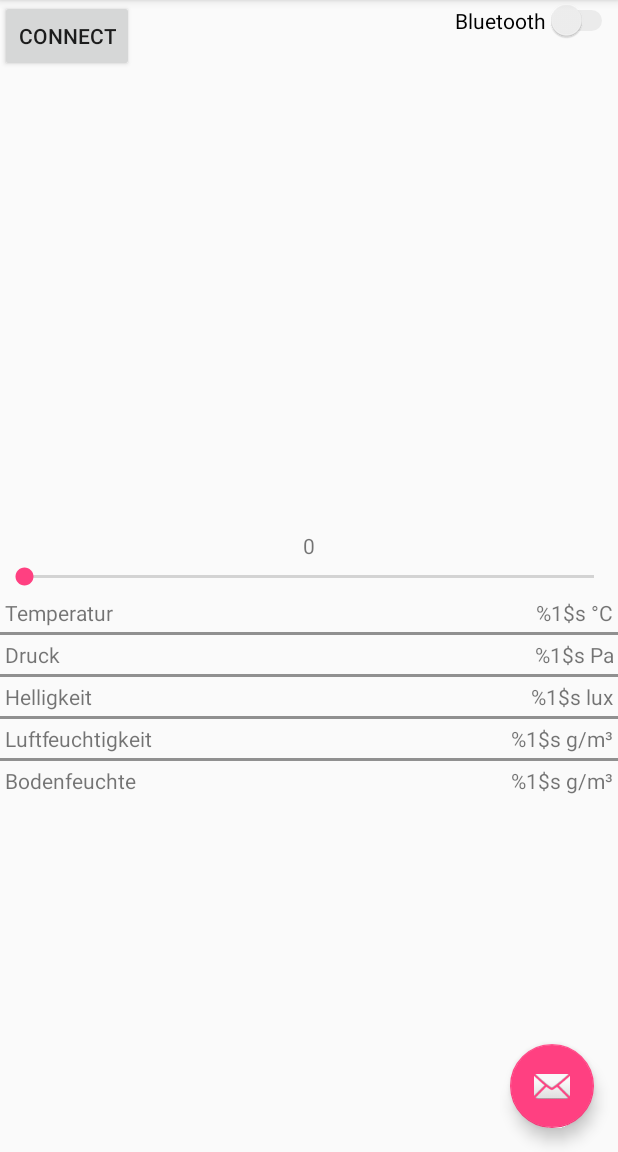
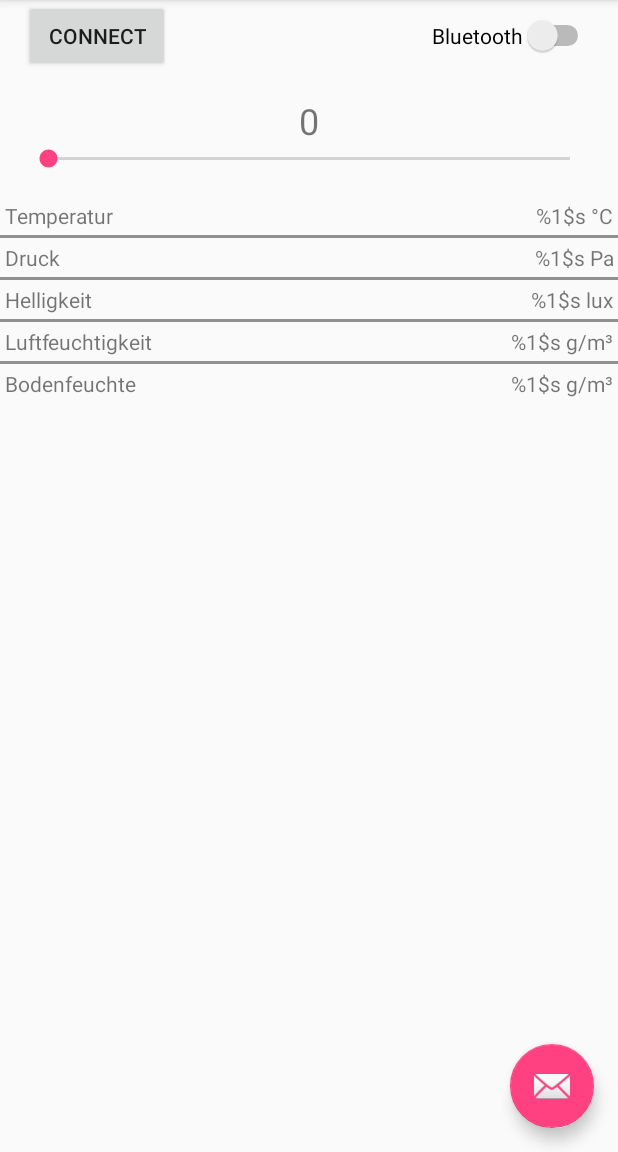
Before and after one commit to FelixTaylor/RemoteGreenHouse, an Android app: the screen it shows after launch (MainActivity), on a phone screen of 412 x 824 dp, the part 84-1236 px from its top. Run offline under Robolectric (Android 15) with nearby library versions, the phone set to English and light mode, and no system bars.

Commit message:
Updated XML files
Updated styles.xml
simplified content_main..xml
simplified and commented MainActivity

```diff
--- a/RemoteGreenHouse/app/src/main/java/project/group/remotegreenhouse/MainActivity.java
+++ b/RemoteGreenHouse/app/src/main/java/project/group/remotegreenhouse/MainActivity.java
@@ -58,16 +58,22 @@ public class MainActivity extends AppCompatActivity {
         filter.addAction(BluetoothDevice.ACTION_ACL_CONNECTED);
         this.registerReceiver(mReceiver, filter);
 
-        // Connect local variable to layout objects
         sb_LEDLightControl      = findViewById(R.id.sb_LEDState);
         tv_ValueLEDState        = findViewById(R.id.tw_LEDState);
+        sw_BluetoothState       = findViewById(R.id.sw_BluetoothONOFF);
+        btn_bt_connect          = findViewById(R.id.btn_Connect);
+
+        // TODO: Remove these textViews and ID's
+        // If we use the updateTable method to show the values
+        // we don't need these variables.
+
         tv_ValueTemperature     = findViewById(R.id.val_temperature);
         tv_ValuePressure        = findViewById(R.id.val_pressure);
         tv_ValueBrightness      = findViewById(R.id.val_brightness);
         tv_ValueAirHumidity     = findViewById(R.id.val_airHumidity);
         tv_ValueTerraHumidity   = findViewById(R.id.val_terraHumidity);
-        sw_BluetoothState       = findViewById(R.id.sw_BluetoothONOFF);
-        btn_bt_connect          = findViewById(R.id.btn_Connect);
+
+        // ----------------------------------------------------------------
 
         // Initialize Values
         sb_LEDLightControl.setMax(100);
@@ -82,8 +88,7 @@ public class MainActivity extends AppCompatActivity {
         // Check bluetooth adapters state for enable switch
         if(bluetoothAdapter.isEnabled()){
             sw_BluetoothState.setChecked(true);
-        }
-        else{
+        } else {
             sw_BluetoothState.setChecked(false);
         }
 
@@ -92,14 +97,13 @@ public class MainActivity extends AppCompatActivity {
         -------Set Listener-------
         --------------------------*/
         sw_BluetoothState.setOnCheckedChangeListener(new CompoundButton.OnCheckedChangeListener() {
-            @Override
-            public void onCheckedChanged(CompoundButton compoundButton, boolean b) {
-                if(b){
+            @Override public void onCheckedChanged(CompoundButton compoundButton, boolean b) {
+                /*if(b){
                     enableBluetooth();
-                }
-                else {
+                } else {
                     disableBluetooth();
-                }
+                }*/
+                toggleBluetooth(b);
             }
         });
         sb_LEDLightControl.setOnSeekBarChangeListener(new SeekBar.OnSeekBarChangeListener() {
@@ -118,18 +122,22 @@ public class MainActivity extends AppCompatActivity {
             }
         });
         btn_bt_connect.setOnClickListener(new View.OnClickListener() {
-            @Override
-            public void onClick(View view) {
+            @Override public void onClick(View view) {
                 Toast.makeText(getApplicationContext(),res.getString(R.string.msg_bt_connecting),Toast.LENGTH_SHORT).show();
                 connectToPairedDevice();
             }
         });
+
+        // I will change the table layout therefor we will need
+        // this method to reload the table and show the user the
+        // correct values.
+        updateTable();
     }
 
     /*---------------------------
       -----Additional Methods-----
       ---------------------------*/
-    private void enableBluetooth(){
+    /*private void enableBluetooth(){
         // enables bluetooth adapter if it is disabled
         if(!bluetoothAdapter.isEnabled()) {
             Intent enableBtIntent = new Intent(BluetoothAdapter.ACTION_REQUEST_ENABLE);
@@ -139,9 +147,9 @@ public class MainActivity extends AppCompatActivity {
             //wait until bt is enabled
         }
         Toast.makeText(getApplicationContext(), "Bluetooth ON", Toast.LENGTH_SHORT).show();
-    }
+    }*/
 
-    private void disableBluetooth(){
+    /*private void disableBluetooth(){
         // disables bluetooth adapter if it is enabled
         if(bluetoothAdapter.isEnabled()){
             bluetoothAdapter.disable();
@@ -150,10 +158,42 @@ public class MainActivity extends AppCompatActivity {
             //wait until bt is disabled
         }
         Toast.makeText(getApplicationContext(), "Bluetooth OFF", Toast.LENGTH_SHORT).show();
+    }*/
+    private void toggleBluetooth(boolean b) {
+        String msg;
+        if(b){
+
+            if(!bluetoothAdapter.isEnabled()) {
+                Intent enableBtIntent = new Intent(BluetoothAdapter.ACTION_REQUEST_ENABLE);
+                startActivityForResult(enableBtIntent, REQUEST_ENABLE_BT);
+            }
+            while(!bluetoothAdapter.isEnabled()){
+                //wait until bt is enabled
+            }
+            msg= "Bluetooth ON";
+
+        } else {
+
+            if(bluetoothAdapter.isEnabled()){
+                bluetoothAdapter.disable();
+            }
+            while(bluetoothAdapter.isEnabled()){
+                //wait until bt is disabled
+            }
+            msg= "Bluetooth OFF";
+
+        }
+
+        Toast.makeText(getApplicationContext(), msg, Toast.LENGTH_SHORT).show();
     }
+
+
 
     private void connectToPairedDevice(){
         // connects bluetooth adapter to a paired bluetooth device
+        // I think we can write:
+        // if (bluetoothAdapter != null && bluetoothAdapter.isEnabled())
+        // at this position
         if (bluetoothAdapter != null) {
             if (bluetoothAdapter.isEnabled()) {
                 Set<BluetoothDevice> bondedDevices = bluetoothAdapter.getBondedDevices();                       // get bonded devices
@@ -316,6 +356,15 @@ public class MainActivity extends AppCompatActivity {
             }
         });
 
+        // I will change the table layout therefor we will need
+        // this method to reload the table and show the user the
+        // correct values.
+        updateTable();
         workerThread.start();
     }
+    private void updateTable() {
+        // We will generate and update
+        // the table with te correct values
+        // here.
+    }
 }
--- a/RemoteGreenHouse/app/src/main/res/layout/content_main.xml
+++ b/RemoteGreenHouse/app/src/main/res/layout/content_main.xml
@@ -1,45 +1,27 @@
 <?xml version="1.0" encoding="utf-8"?>
-<android.support.constraint.ConstraintLayout xmlns:android="http://schemas.android.com/apk/res/android"
+<LinearLayout xmlns:android="http://schemas.android.com/apk/res/android"
     xmlns:app="http://schemas.android.com/apk/res-auto"
-    xmlns:tools="http://schemas.android.com/tools"
-    android:layout_width="match_parent"
-    android:layout_height="match_parent"
+    xmlns:tools="http://schemas.android.com/tools" style="@style/Container"
     app:layout_behavior="@string/appbar_scrolling_view_behavior"
     tools:context="project.group.remotegreenhouse.MainActivity"
-    tools:showIn="@layout/activity_main">
+    tools:showIn="@layout/activity_main" >
 
-    <Switch
-        android:id="@+id/sw_BluetoothONOFF"
-        android:layout_width="wrap_content"
-        android:layout_height="wrap_content"
-        android:text="@string/label_bluetooth"
-        android:theme="@style/SCBSwitch"
-        app:layout_constraintTop_toTopOf="parent"
-        app:layout_constraintRight_toRightOf="parent" />
+    <LinearLayout style="@style/Container.Horizontal">
 
-    <Button
-        android:id="@+id/btn_Connect"
-        android:layout_width="wrap_content"
-        android:layout_height="wrap_content"
-        android:text="@string/btn_connect"/>
+        <Button android:id="@+id/btn_Connect" style="@style/DefaultButton"
+            android:text="@string/btn_connect" android:textAlignment="center" />
 
-    <SeekBar
-        android:id="@+id/sb_LEDState"
-        android:layout_width="match_parent"
-        android:layout_height="10pt"
-        app:layout_constraintBottom_toBottomOf="parent"
-        app:layout_constraintTop_toTopOf="parent"
-        app:layout_constraintVertical_bias="0.5" />
+        <Switch android:id="@+id/sw_BluetoothONOFF" style="@style/SCBSwitch"
+            android:text="@string/label_bluetooth" android:layout_weight="1"
+            android:layout_width="0dp" android:textAlignment="textEnd"/>
+    </LinearLayout>
 
-    <TextView
-        android:id="@+id/tw_LEDState"
-        android:layout_width="wrap_content"
-        android:layout_height="wrap_content"
-        app:layout_constraintBottom_toTopOf="@+id/sb_LEDState"
-        app:layout_constraintHorizontal_bias="0.5"
-        app:layout_constraintLeft_toLeftOf="parent"
-        app:layout_constraintRight_toRightOf="parent" />
-
+    <LinearLayout style="@style/Container.Vertical">
+        <TextView android:id="@+id/tw_LEDState" style="@style/Label.Title"
+            android:layout_width="match_parent" android:textAlignment="center"/>
+        <SeekBar android:id="@+id/sb_LEDState" android:layout_width="match_parent"
+            android:layout_height="wrap_content" />
+    </LinearLayout>
 
     <!--
 
@@ -57,101 +39,46 @@
     </ScrollView>-->
 
 
-    <TableLayout
-        android:layout_width="match_parent"
-        android:layout_height="wrap_content"
-        android:stretchColumns="1"
-        app:layout_constraintTop_toBottomOf="@+id/sb_LEDState">
+    <TableLayout android:layout_width="match_parent" android:layout_height="wrap_content"
+        android:stretchColumns="1" app:layout_constraintTop_toBottomOf="@+id/sb_LEDState">
 
         <TableRow>
-
-            <TextView
-                android:layout_column="1"
-                android:padding="3dip"
-                android:text="@string/label_temperature" />
-
-            <TextView
-                android:id="@+id/val_temperature"
-                android:gravity="end"
-                android:padding="3dip"
+            <TextView android:layout_column="1" android:padding="3dip" android:text="@string/label_temperature" />
+            <TextView android:id="@+id/val_temperature" android:gravity="end" android:padding="3dip"
                 android:text="@string/dim_temperature" />
         </TableRow>
 
-        <View
-            android:layout_height="2dip"
-            android:background="#FF909090" />
+        <View android:layout_height="2dip" android:background="#FF909090" />
 
         <TableRow>
-
-            <TextView
-                android:layout_column="1"
-                android:padding="3dip"
-                android:text="@string/label_pressure" />
-
-            <TextView
-                android:id="@+id/val_pressure"
-                android:gravity="end"
-                android:padding="3dip"
+            <TextView android:layout_column="1" android:padding="3dip" android:text="@string/label_pressure" />
+            <TextView android:id="@+id/val_pressure" android:gravity="end" android:padding="3dip"
                 android:text="@string/dim_pressure" />
         </TableRow>
 
-        <View
-            android:layout_height="2dip"
-            android:background="#FF909090" />
+        <View android:layout_height="2dip" android:background="#FF909090" />
 
         <TableRow>
-
-            <TextView
-                android:layout_column="1"
-                android:padding="3dip"
-                android:text="@string/label_brightness" />
-
-            <TextView
-                android:id="@+id/val_brightness"
-                android:gravity="end"
-                android:padding="3dip"
+            <TextView android:layout_column="1" android:padding="3dip" android:text="@string/label_brightness" />
+            <TextView android:id="@+id/val_brightness" android:gravity="end" android:padding="3dip"
                 android:text="@string/dim_brightness" />
         </TableRow>
 
-        <View
-            android:layout_height="2dip"
-            android:background="#FF909090" />
+        <View android:layout_height="2dip" android:background="#FF909090" />
 
         <TableRow>
-
-            <TextView
-                android:layout_column="1"
-                android:padding="3dip"
-                android:text="@string/label_airHumidity" />
-
-            <TextView
-                android:id="@+id/val_airHumidity"
-                android:gravity="end"
-                android:padding="3dip"
+            <TextView android:layout_column="1" android:padding="3dip" android:text="@string/label_airHumidity" />
+            <TextView android:id="@+id/val_airHumidity" android:gravity="end" android:padding="3dip"
                 android:text="@string/dim_humidity" />
         </TableRow>
 
-        <View
-            android:layout_height="2dip"
-            android:background="#FF909090" />
+        <View android:layout_height="2dip" android:background="#FF909090" />
 
         <TableRow>
-
-            <TextView
-                android:layout_height="41dp"
-                android:layout_column="1"
-                android:padding="3dip"
+            <TextView android:layout_height="41dp" android:layout_column="1" android:padding="3dip"
                 android:text="@string/label_terraHumidity" />
-
-            <TextView
-                android:id="@+id/val_terraHumidity"
-                android:gravity="end"
-                android:padding="3dip"
-                android:text="@string/dim_humidity" />
+            <TextView android:id="@+id/val_terraHumidity" android:gravity="end"
+                android:padding="3dip" android:text="@string/dim_humidity" />
         </TableRow>
     </TableLayout>
-
-
-
-
-</android.support.constraint.ConstraintLayout>
+</LinearLayout>
--- a/RemoteGreenHouse/app/src/main/res/layout/item_row_main_activity.xml
+++ b/RemoteGreenHouse/app/src/main/res/layout/item_row_main_activity.xml
@@ -7,6 +7,7 @@
         android:layout_height="wrap_content" android:layout_weight="1" />
 
     <TextView android:id="@+id/row_value" android:layout_width="wrap_content"
-        android:layout_height="wrap_content" android:layout_weight="1" />
+        android:layout_height="wrap_content" android:layout_weight="1"
+        android:textAlignment="textEnd"/>
 
 </LinearLayout>
--- a/RemoteGreenHouse/app/src/main/res/values/colors.xml
+++ b/RemoteGreenHouse/app/src/main/res/values/colors.xml
@@ -5,7 +5,7 @@
     <color name="colorAccent">#FF4081</color>
 
     <!--Switch Colors-->
-    <color name="sw_forground">#46bdbf</color>
+    <color name="sw_foreground">#46bdbf</color>
     <color name="sw_Enable">#f1f1f1</color>
     <color name="sw_Disable">#42221f1f</color>
 </resources>
--- a/RemoteGreenHouse/app/src/main/res/values/dimens.xml
+++ b/RemoteGreenHouse/app/src/main/res/values/dimens.xml
@@ -1,4 +1,5 @@
 <resources>
     <dimen name="default_activity_padding">16dp</dimen>
     <dimen name="default_font_size">16dp</dimen>
+    <dimen name="text_title">24dp</dimen>
 </resources>
--- a/RemoteGreenHouse/app/src/main/res/values/styles.xml
+++ b/RemoteGreenHouse/app/src/main/res/values/styles.xml
@@ -18,11 +18,52 @@
     <style name="AppTheme.PopupOverlay" parent="ThemeOverlay.AppCompat.Light" />
 
     <style name="SCBSwitch" parent="Theme.AppCompat.Light">
-        <!-- active thumb & track color (30% transparency) -->
-        <item name="colorControlActivated">@color/sw_forground</item>
-        <!-- inactive thumb color -->
+        <item name="android:layout_width">wrap_content</item>
+        <item name="android:layout_height">wrap_content</item>
+        <item name="colorControlActivated">@color/sw_foreground</item>
         <item name="colorSwitchThumbNormal">@color/sw_Enable</item>
-        <!-- inactive track color (30% transparency) -->
         <item name="android:colorForeground">@color/sw_Disable</item>
     </style>
+
+
+
+
+    <style name="Container">
+        <item name="android:layout_width">match_parent</item>
+        <item name="android:layout_height">match_parent</item>
+        <item name="android:orientation">vertical</item>
+    </style>
+    <style name="Container.Horizontal">
+        <item name="android:layout_width">match_parent</item>
+        <item name="android:layout_height">wrap_content</item>
+        <item name="android:orientation">horizontal</item>
+        <item name="android:paddingStart">@dimen/default_activity_padding</item>
+        <item name="android:paddingEnd">@dimen/default_activity_padding</item>
+        <item name="android:layout_marginBottom">@dimen/default_activity_padding</item>
+    </style>
+    <style name="Container.Vertical">
+        <item name="android:layout_width">match_parent</item>
+        <item name="android:layout_height">wrap_content</item>
+        <item name="android:orientation">vertical</item>
+        <item name="android:paddingStart">@dimen/default_activity_padding</item>
+        <item name="android:paddingEnd">@dimen/default_activity_padding</item>
+        <item name="android:layout_marginBottom">@dimen/default_activity_padding</item>
+    </style>
+
+    <style name="Label">
+        <item name="android:layout_width">wrap_content</item>
+        <item name="android:layout_height">wrap_content</item>
+        <item name="android:textSize">@dimen/default_font_size</item>
+    </style>
+    <style name="Label.Title">
+        <item name="android:textSize">@dimen/text_title</item>
+    </style>
+
+    <style name="DefaultButton">
+        <item name="android:layout_width">wrap_content</item>
+        <item name="android:layout_height">wrap_content</item>
+        <item name="android:paddingStart">@dimen/default_font_size</item>
+        <item name="android:paddingEnd">@dimen/default_font_size</item>
+    </style>
+
 </resources>
```
